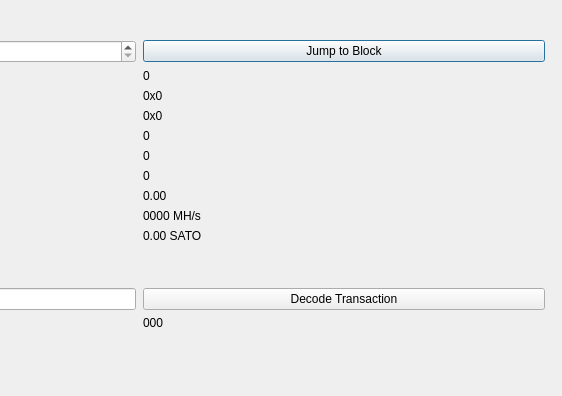
This is src/qt/forms/blockbrowser.ui in MyCryptoCoins/Helium as Qt 5 draws it before an edit; both pictures show x 288 to 850 and y 0 to 396 of the 850 by 524 pixel window. The edited form follows.
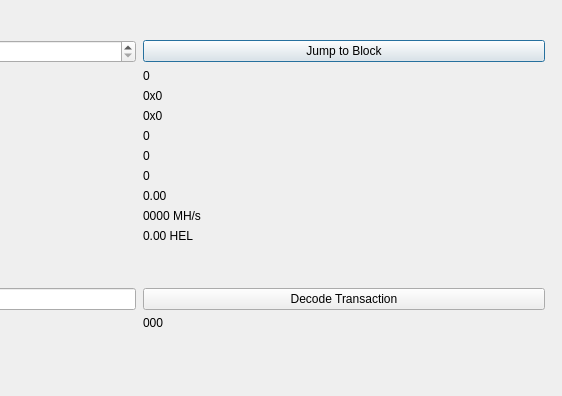
This is the edited form.

What changed in the file:
```diff
--- a/src/qt/forms/blockbrowser.ui
+++ b/src/qt/forms/blockbrowser.ui
@@ -445,7 +445,7 @@
        <item row="11" column="1">
         <widget class="QLabel" name="moneySupplyBox">
          <property name="text">
-          <string>0.00 SATO</string>
+          <string>0.00 HEL</string>
          </property>
          <property name="textInteractionFlags">
           <set>Qt::LinksAccessibleByMouse|Qt::TextSelectableByMouse</set>
```
